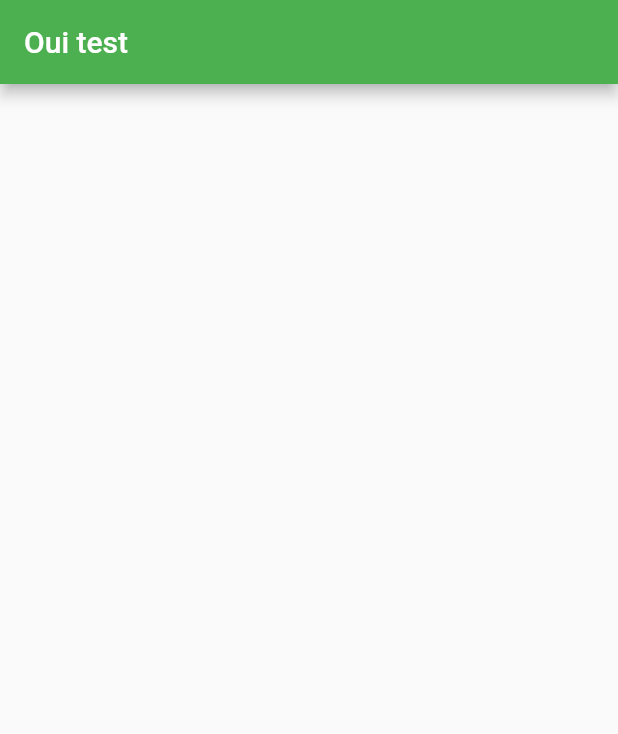
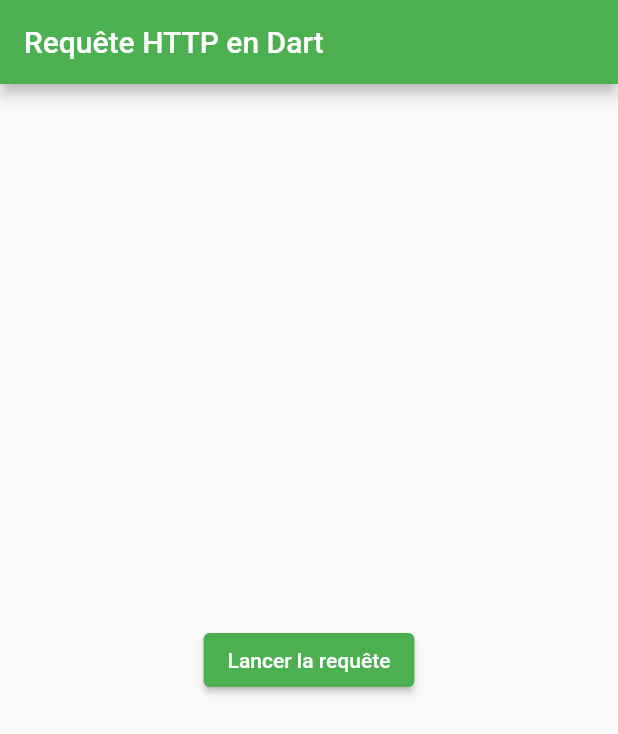
Before and after one commit to ousmane-diallo-sio/flutter_testing, a Flutter app: the WebServiceHome screen opened directly, on a phone screen of 412 x 824 dp. Shown: the top 734 px of the screen. Run offline on Flutter 3.47's test engine with Material 2 defaults, Android fonts, the phone set to English and light mode, and no system bars; missing offline and left inert: dart:ffi.

Commit message:
feat: trying http requests

```diff
--- a/lib/color_button.dart
+++ b/lib/color_button.dart
@@ -19,7 +19,6 @@ class _ColorButtonState extends State<ColorButton> {
   Timer? timer;
 
   _handleSpamming() {
-    print("ouai");
     if (timer == null || widget.spam == true && timer?.isActive == false) {
       timer = Timer.periodic(const Duration(milliseconds: 300), (_) {
         widget.onTap();
--- /dev/null
+++ b/lib/webservices/user_web_service.dart
@@ -0,0 +1,18 @@
+class UserWebService {
+  String? name;
+  String? userName;
+  String? email;
+
+  UserWebService({
+    required this.name,
+    required this.userName,
+    required this.email
+  });
+
+  factory UserWebService.fromJson(Map<String, dynamic> json) {
+    return UserWebService(
+        name: json['name'] is String ? json['name'] : null,
+        userName: json['username'] is String ? json['username'] : null,
+        email: json['email'] is String ? json['email'] : null);
+  }
+}
--- a/lib/webservices/webservices_app.dart
+++ b/lib/webservices/webservices_app.dart
@@ -1,4 +1,5 @@
 import 'package:flutter/material.dart';
+import 'package:flutter_testing/webservices/webservices.dart';
 
 void main() {
   runApp(const WebServiceApp());
@@ -21,7 +22,17 @@ class WebServiceHome extends StatelessWidget {
   @override
   Widget build(BuildContext context) {
     return Scaffold(
-      appBar: AppBar(title: Text("Oui test"),),
+      appBar: AppBar(
+        title: Text("Requête HTTP en Dart"),
+      ),
+      body: Center(
+        child: ElevatedButton(
+          onPressed: () {
+            WebServices.getAllUsers();
+          },
+          child: Text("Lancer la requête"),
+        ),
+      ),
     );
   }
 }
```
Also changed, not shown: lib/webservices/webservices.dart (added, +18 -0 lines), 1 other file.
